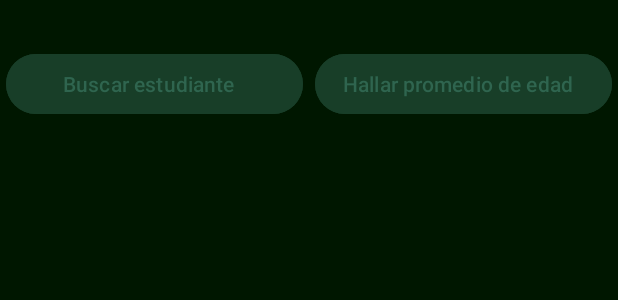
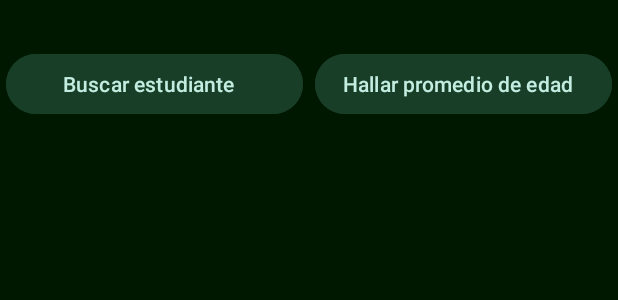
Before and after one commit to gio10herrera/Actividad1AndroidStud, an Android app: the layout activity_main.xml on its own in the app's theme, with its tools: preview values and no code run, on a phone screen of 412 x 824 dp. Shown: the top 300 px of the screen. Run offline under Robolectric (Android 15) with nearby library versions, the light colour scheme and no system bars.

```diff
--- a/app/src/main/res/layout/activity_main.xml
+++ b/app/src/main/res/layout/activity_main.xml
@@ -22,7 +22,7 @@
         app:layout_constraintEnd_toStartOf="@id/promEdad"
         android:text="@string/buscEstud"
         android:backgroundTint="@color/botones"
-        android:textColor="@color/textos"
+        android:textColor="@color/textosSecundarios"
     />
 
     <Button
@@ -37,7 +37,7 @@
         app:layout_constraintStart_toEndOf="@id/buscarEst"
         android:text="@string/promEdad"
         android:backgroundTint="@color/botones"
-        android:textColor="@color/textos"
+        android:textColor="@color/textosSecundarios"
         />
 
 
```
